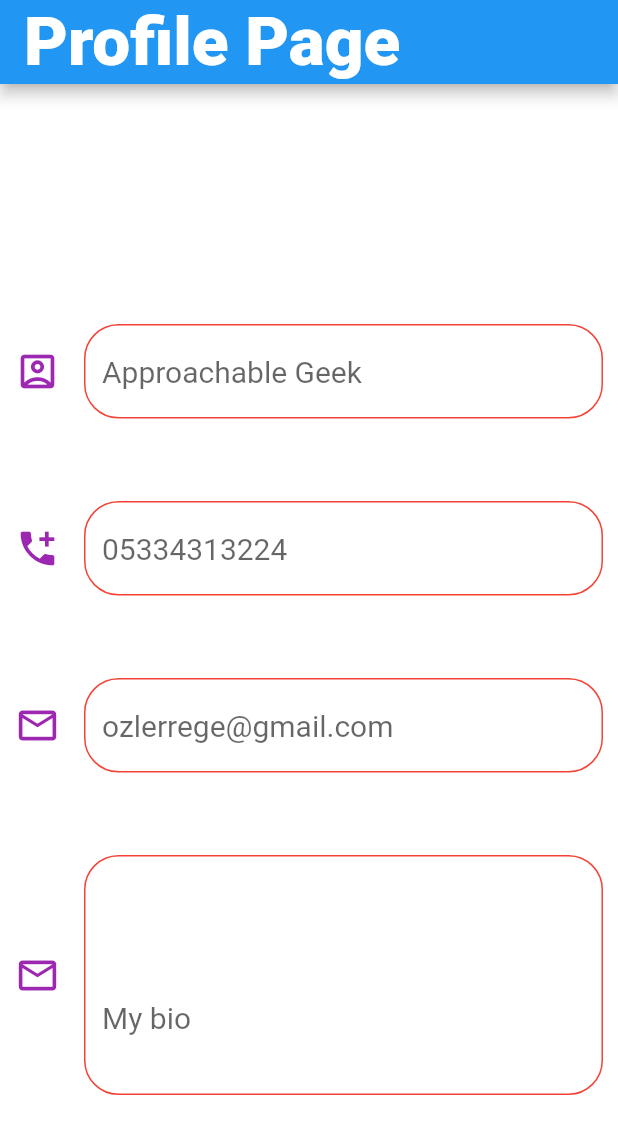
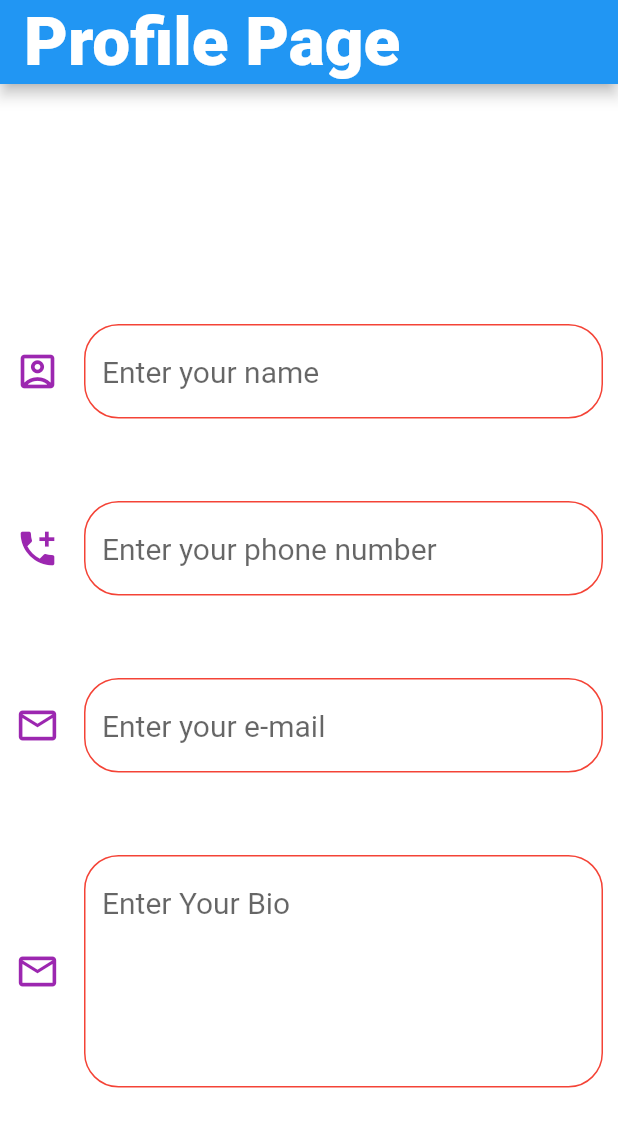
Before and after one commit to ozlerege/approachablegeek, a Flutter app: the screen it shows after launch, on a phone screen of 412 x 824 dp. Shown: the top 1134 px of the screen. Run offline on Flutter 3.47's test engine with Material 2 defaults, Android fonts, the light colour scheme and no system bars; Roboto replaces fonts that are missing (NerkoOne).

Commit message:
finished the profile info fields

```diff
--- a/lib/main.dart
+++ b/lib/main.dart
@@ -58,7 +58,7 @@ class MyApp extends StatelessWidget {
                     color:Colors.purple,
                     size: 30,
                   ),
-                  hintText: "Approachable Geek",
+                  hintText: "Enter your name",
                   hintStyle: TextStyle(
                     fontSize: 20,
                     fontFamily: "NerkoOne"
@@ -100,7 +100,7 @@ class MyApp extends StatelessWidget {
                         color:Colors.purple,
                         size: 30,
                       ),
-                      hintText: "05334313224",
+                      hintText: "Enter your phone number",
                       hintStyle: TextStyle(
                           fontSize: 20,
                           fontFamily: "NerkoOne"
@@ -143,7 +143,7 @@ class MyApp extends StatelessWidget {
                         color:Colors.purple,
                         size: 30,
                       ),
-                      hintText: "ozlerrege@gmail.com",
+                      hintText: "Enter your e-mail",
                       hintStyle: TextStyle(
                           fontSize: 20,
                           fontFamily: "NerkoOne"
@@ -162,10 +162,10 @@ class MyApp extends StatelessWidget {
               TextFormField(
                   keyboardType: TextInputType.emailAddress,
                   cursorColor: Colors.red,
-                  cursorHeight: 5,
-                  textAlign: TextAlign.left,
+                  maxLines: 5,
+                  textAlignVertical: TextAlignVertical.top ,
                   style: TextStyle(
-                    height: 6,
+
                     color: Colors.deepOrange,
                     fontFamily: "NerkoOne",
                     fontSize: 20,
@@ -190,7 +190,7 @@ class MyApp extends StatelessWidget {
                         color:Colors.purple,
                         size: 30,
                       ),
-                      hintText: "My bio",
+                      hintText: "Enter Your Bio",
                       hintStyle: TextStyle(
                           fontSize: 20,
                           fontFamily: "NerkoOne"
```
